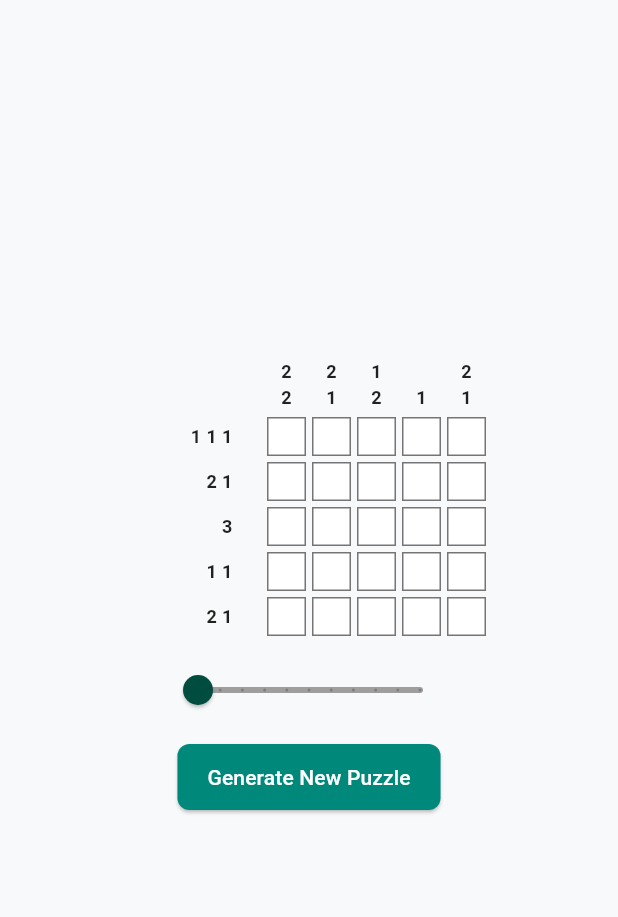
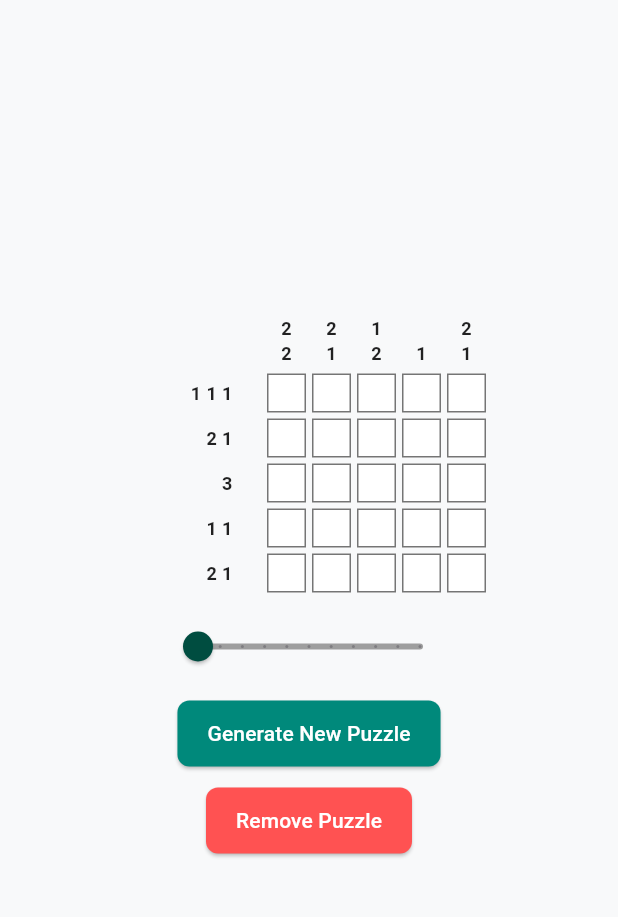
Before and after one commit to SeCorpo/simple_sudoku_flutter, a Flutter app: the screen it shows after launch, after a tap on "Generate New Puzzle", on a phone screen of 412 x 824 dp, the part 84-1001 px from its top. Run offline on Flutter 3.47's test engine with Material 3 defaults, Android fonts, the phone set to English and light mode, and no system bars; our stand-ins replace animate_do, flutter_bloc, shared_preferences.

Commit message:
remove puzzle button fn

```diff
--- a/lib/bloc/provider/provider_bloc.dart
+++ b/lib/bloc/provider/provider_bloc.dart
@@ -16,6 +16,7 @@ class ProviderBloc extends Bloc<ProviderEvent, ProviderState> {
     on<MarkPuzzleCompleted>(_onMarkPuzzleCompleted);
     on<ResetProgress>(_onResetProgress);
     on<GetNextUncompletedPuzzle>(_onGetNextUncompletedPuzzle);
+    on<RemovePuzzle>(_onRemovePuzzle);
   }
 
   /// Load saved puzzles and sort them by difficulty and star rating
@@ -88,4 +89,15 @@ class ProviderBloc extends Bloc<ProviderEvent, ProviderState> {
     }
   }
 
+  void _onRemovePuzzle(RemovePuzzle event, Emitter<ProviderState> emit) async {
+    try {
+      await _saveService.removePuzzle(event.puzzleId);
+      emit(PuzzleRemoved(puzzleId: event.puzzleId));
+
+      // Reload saved puzzles after removal
+      add(LoadSavedPuzzles());
+    } catch (e) {
+      emit(RemovePuzzleError(error: "Failed to remove puzzle: $e"));
+    }
+  }
 }
--- a/lib/bloc/provider/provider_event.dart
+++ b/lib/bloc/provider/provider_event.dart
@@ -21,3 +21,8 @@ class GetNextUncompletedPuzzle extends ProviderEvent {
   final bool fromHome;  // True if triggered from HomeScreen
   GetNextUncompletedPuzzle({required this.fromHome});
 }
+
+class RemovePuzzle extends ProviderEvent {
+  final String puzzleId;
+  RemovePuzzle({required this.puzzleId});
+}
--- a/lib/bloc/provider/provider_state.dart
+++ b/lib/bloc/provider/provider_state.dart
@@ -44,3 +44,13 @@ class NextPuzzleNotFoundError extends ProviderState {
 
   NextPuzzleNotFoundError({required this.error, required this.fromHome});
 }
+
+class PuzzleRemoved extends ProviderState {
+  final String puzzleId;
+  PuzzleRemoved({required this.puzzleId});
+}
+
+class RemovePuzzleError extends ProviderState {
+  final String error;
+  RemovePuzzleError({required this.error});
+}
--- a/lib/ui/screens/game_screen.dart
+++ b/lib/ui/screens/game_screen.dart
@@ -2,7 +2,9 @@ import 'package:flutter/material.dart';
 import 'package:flutter_bloc/flutter_bloc.dart';
 import '../../bloc/game/game_bloc.dart';
 import '../../bloc/provider/provider_bloc.dart';
+import '../../core/theme/button_styles.dart';
 import '../../models/puzzle_model.dart';
+import '../widgets/confirmation_dialog_widget.dart';
 import '../widgets/congratulations_widget.dart';
 import '../widgets/game_grid.dart';
 import '../widgets/clue_numbers_widget.dart';
@@ -58,6 +60,10 @@ class GameScreen extends StatelessWidget {
             context.read<GameBloc>().add(StartGameWithPuzzle(puzzle: state.puzzle));
             context.read<ProviderBloc>().add(LoadSavedPuzzles());
           } else if (state is NextPuzzleNotFoundError && !state.fromHome) {
+            SnackBarWidget.show(context, state.error, isError: true);
+          } else if (state is PuzzleRemoved) {
+            SnackBarWidget.show(context, "Puzzle removed successfully!");
+          } else if (state is RemovePuzzleError) {
             SnackBarWidget.show(context, state.error, isError: true);
           }
         },
@@ -148,8 +154,10 @@ class GameScreen extends StatelessWidget {
 
           const SizedBox(height: 10),
 
-          // "New Puzzle" Button
+          // "New Puzzle" and "Remove Puzzle" Buttons
           _buildNewPuzzleButton(context, puzzle.cols),
+          const SizedBox(height: 10),
+          _buildRemovePuzzleButton(context, puzzle.puzzleId),
           const SizedBox(height: 10),
 
           // Show "You Won!" and Save Button if the game is completed
@@ -192,6 +200,28 @@ class GameScreen extends StatelessWidget {
       ],
     );
   }
+
+  /// "Remove Puzzle" button to delete the current puzzle
+  Widget _buildRemovePuzzleButton(BuildContext context, String puzzleId) {
+    return ElevatedButton(
+      style: AppButtonStyles.redButtonStyle,
+      onPressed: () {
+        showDialog(
+          context: context,
+          builder: (context) => ConfirmationDialogWidget(
+            title: "Remove Puzzle",
+            content: "Are you sure you want to remove this puzzle? This action cannot be undone.",
+            onConfirm: () {
+              context.read<ProviderBloc>().add(RemovePuzzle(puzzleId: puzzleId));
+              Navigator.pop(context);
+            },
+          ),
+        );
+      },
+      child: const Text("Remove Puzzle"),
+    );
+  }
+
   /// "Next Puzzle" button that triggers fetching of the next uncompleted puzzle
   Widget _buildNextPuzzleButton(BuildContext context) {
     return ElevatedButton(
```
Also changed, not shown: lib/services/save_service.dart (+14 -0 lines).
